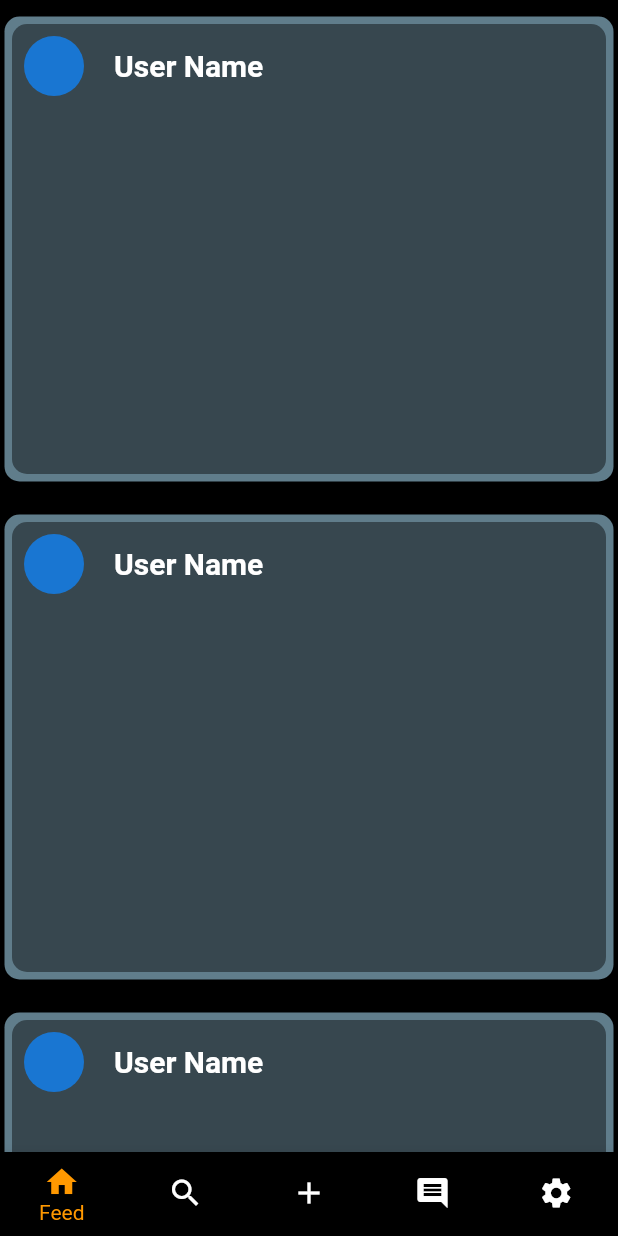
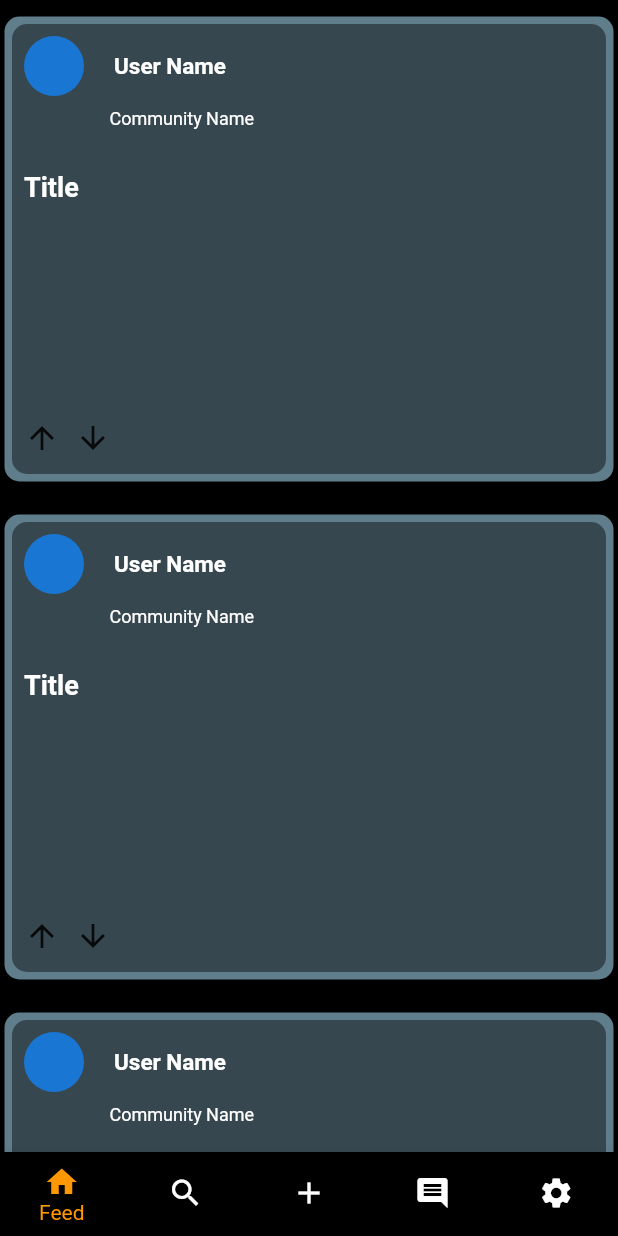
Before and after one commit to Arash-ra03/Ap-Final-Project, a Flutter app: the screen it shows after launch, after a tap on "Login", on a phone screen of 412 x 824 dp. Run offline on Flutter 3.47's test engine with Material 2 defaults, Android fonts, the phone set to English and light mode, and no system bars.

Commit message:
completing each_post

```diff
--- a/lib/Pages/each_post.dart
+++ b/lib/Pages/each_post.dart
@@ -37,14 +37,64 @@ class MyPost extends StatelessWidget {
                     Text(
                       'User Name',
                       style: TextStyle(
-                        fontSize: 20.0,
+                        fontSize: 15.0,
                         fontWeight: FontWeight.bold,
                         color: Colors.white,
+
                       ),
                     ),
                   ],
                 ),
               ),
+              Row(
+                children: [
+                  SizedBox(
+                    width: 65,
+                  ),
+                  Text(
+                    'Community Name',
+                    style: TextStyle(
+                      fontSize: 12.0,
+                      color: Colors.white,
+                    ),
+                  ),
+                ],
+              ),
+              SizedBox(
+                height: 20,
+              ),
+              Padding(
+                padding: const EdgeInsets.all(8.0),
+                child: SizedBox(
+                  width: double.infinity,
+                  height: 150,
+                  child: Text(
+                    'Title',
+                    style: TextStyle(
+                      fontSize: 18.0,
+                      fontWeight: FontWeight.bold,
+                      color: Colors.white,
+                    ),
+                  ),
+                ),
+              ),
+
+              Padding(
+                padding: const EdgeInsets.all(8.0),
+                child: Row(
+                  children: [
+                    Icon(Icons.arrow_upward),
+                    SizedBox(
+                      width: 10,
+                    ),
+                    Icon(Icons.arrow_downward),
+                    SizedBox(
+                      width: 10,
+                    ),
+                  ],
+                ),
+              )
+
             ],
           ),
         ),
```
